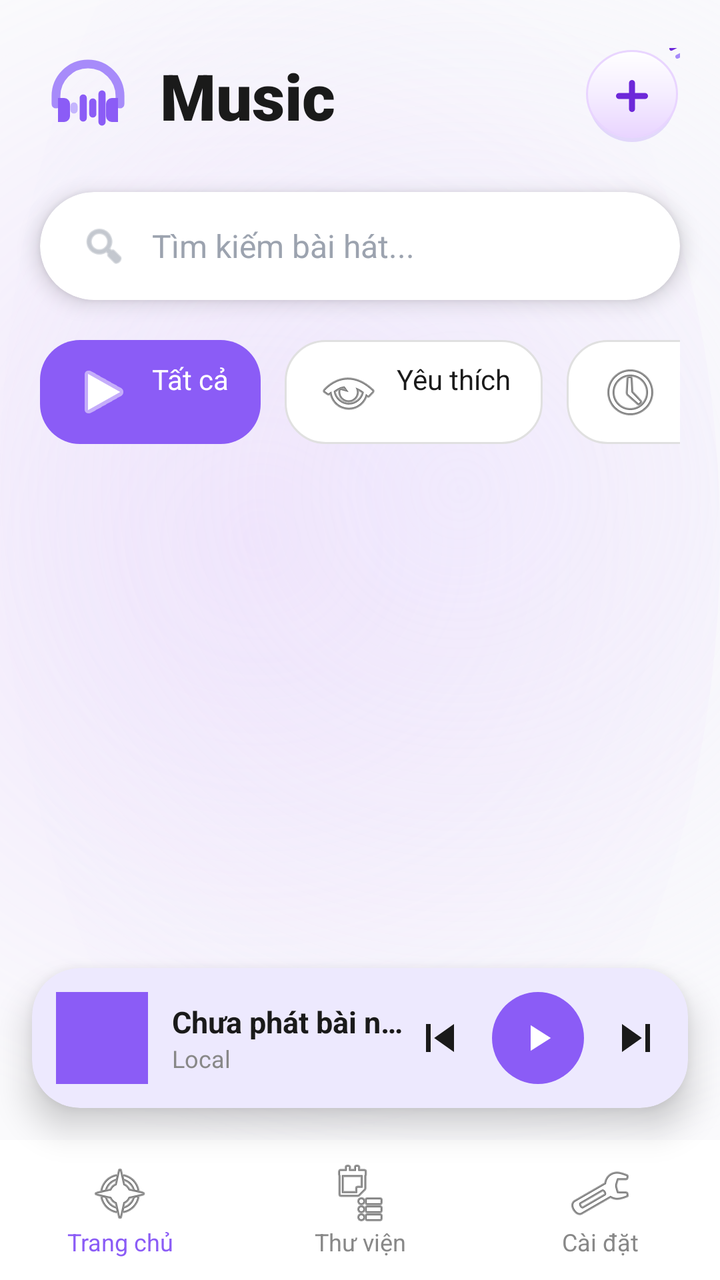
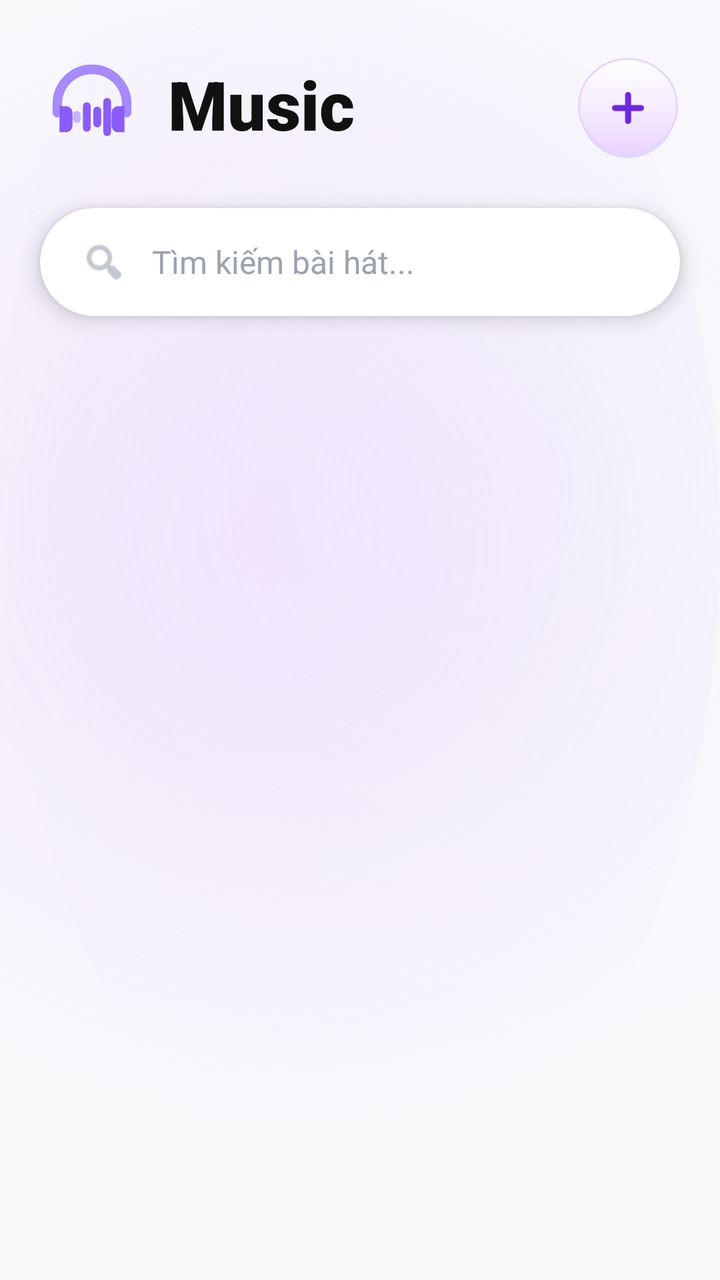

Screens rendered from an Android XML layout before and after an edit, with the pre-edit source and the edit as a unified diff.
<!-- AndroidManifest.xml: application theme Theme.LocalMusic -->
<!-- res/layout/activity_main.xml -->
<?xml version="1.0" encoding="utf-8"?>
<androidx.constraintlayout.widget.ConstraintLayout xmlns:android="http://schemas.android.com/apk/res/android"
    xmlns:app="http://schemas.android.com/apk/res-auto"
    android:layout_width="match_parent"
    android:layout_height="match_parent"
    android:background="@drawable/bg_gradient_header"> 

    
    <LinearLayout
        android:id="@+id/headerLayout"
        android:layout_width="match_parent"
        android:layout_height="wrap_content"
        android:gravity="center_vertical"
        android:orientation="horizontal"
        android:paddingHorizontal="20dp"
        android:paddingTop="24dp"
        android:paddingBottom="16dp"
        app:layout_constraintTop_toTopOf="parent">

        
        <ImageView
            android:layout_width="48dp"
            android:layout_height="48dp"
            android:src="@drawable/ic_logo_vector" />

        
        <TextView
            android:layout_width="0dp"
            android:layout_height="wrap_content"
            android:layout_marginStart="12dp"
            android:layout_weight="1"
            android:text="Music"
            android:textColor="#1A1A1A"
            android:textSize="32sp"
            android:fontFamily="sans-serif-black" />

        
        <FrameLayout
            android:layout_width="48dp"
            android:layout_height="48dp">
            
            <ImageButton
                android:id="@+id/btnAdd"
                android:layout_width="48dp"
                android:layout_height="48dp"
                android:background="@drawable/bg_btn_add"
                android:src="@drawable/ic_add_purple"
                app:tint="@null" />

            
            <ImageView
                android:layout_width="24dp"
                android:layout_height="24dp"
                android:layout_gravity="top|end"
                android:layout_marginTop="-4dp"
                android:layout_marginEnd="-4dp"
                android:src="@drawable/ic_sparkles" />
        </FrameLayout>
    </LinearLayout>

    
    <androidx.cardview.widget.CardView
        android:id="@+id/searchBar"
        android:layout_width="match_parent"
        android:layout_height="54dp"
        android:layout_marginHorizontal="20dp"
        android:layout_marginTop="8dp"
        app:cardCornerRadius="30dp"
        app:cardElevation="6dp"
        app:cardBackgroundColor="@color/white"
        app:cardUseCompatPadding="false"
        app:layout_constraintTop_toBottomOf="@id/headerLayout">

        <LinearLayout
            android:layout_width="match_parent"
            android:layout_height="match_parent"
            android:gravity="center_vertical"
            android:orientation="horizontal"
            android:paddingHorizontal="20dp">

            <ImageView
                android:layout_width="24dp"
                android:layout_height="24dp"
                android:src="@android:drawable/ic_menu_search"
                app:tint="#9CA3AF" />

            <EditText
                android:layout_width="match_parent"
                android:layout_height="match_parent"
                android:layout_marginStart="12dp"
                android:background="@null"
                android:hint="Tìm kiếm bài hát..."
                android:textColorHint="#9CA3AF"
                android:textSize="16sp"
                android:fontFamily="sans-serif" />
        </LinearLayout>
    </androidx.cardview.widget.CardView>

    
    <HorizontalScrollView
        android:id="@+id/categoriesLayout"
        android:layout_width="match_parent"
        android:layout_height="wrap_content"
        android:layout_marginTop="20dp"
        android:paddingHorizontal="20dp"
        android:scrollbars="none"
        app:layout_constraintTop_toBottomOf="@id/searchBar">

        <LinearLayout
            android:layout_width="wrap_content"
            android:layout_height="wrap_content"
            android:orientation="horizontal">

            
            <TextView
                android:layout_width="wrap_content"
                android:layout_height="wrap_content"
                android:background="@drawable/bg_category_active"
                android:drawableStart="@android:drawable/ic_media_play"
                android:drawablePadding="8dp"
                android:paddingHorizontal="16dp"
                android:paddingVertical="10dp"
                android:text="Tất cả"
                android:textColor="@color/white"
                app:drawableTint="@color/white" />

            
            <TextView
                android:layout_width="wrap_content"
                android:layout_height="wrap_content"
                android:layout_marginStart="12dp"
                android:background="@drawable/bg_category_inactive"
                android:drawableStart="@android:drawable/ic_menu_view"
                android:drawablePadding="8dp"
                android:paddingHorizontal="16dp"
                android:paddingVertical="10dp"
                android:text="Yêu thích"
                android:textColor="@color/text_black" />
                
            
            <TextView
                android:layout_width="wrap_content"
                android:layout_height="wrap_content"
                android:layout_marginStart="12dp"
                android:background="@drawable/bg_category_inactive"
                android:drawableStart="@android:drawable/ic_menu_recent_history"
                android:drawablePadding="8dp"
                android:paddingHorizontal="16dp"
                android:paddingVertical="10dp"
                android:text="Gần đây"
                android:textColor="@color/text_black" />
        </LinearLayout>
    </HorizontalScrollView>

    
    <androidx.recyclerview.widget.RecyclerView
        android:id="@+id/recyclerView"
        android:layout_width="match_parent"
        android:layout_height="0dp"
        android:layout_marginTop="12dp"
        app:layout_constraintBottom_toTopOf="@+id/miniPlayer"
        app:layout_constraintTop_toBottomOf="@id/categoriesLayout" />

    
    <androidx.cardview.widget.CardView
        android:id="@+id/miniPlayer"
        android:layout_width="match_parent"
        android:layout_height="70dp"
        android:layout_marginHorizontal="16dp"
        android:layout_marginBottom="16dp"
        app:cardCornerRadius="24dp"
        app:cardElevation="10dp"
        app:cardBackgroundColor="@color/purple_light"
        app:layout_constraintBottom_toTopOf="@+id/bottomNav">

        <LinearLayout
            android:layout_width="match_parent"
            android:layout_height="match_parent"
            android:gravity="center_vertical"
            android:orientation="horizontal"
            android:padding="12dp">

            <ImageView
                android:layout_width="46dp"
                android:layout_height="46dp"
                android:background="@color/purple_primary"
                android:scaleType="centerCrop" />

            <LinearLayout
                android:layout_width="0dp"
                android:layout_height="wrap_content"
                android:layout_marginStart="12dp"
                android:layout_weight="1"
                android:orientation="vertical">

                <TextView
                    android:id="@+id/tvNowPlaying"
                    android:layout_width="wrap_content"
                    android:layout_height="wrap_content"
                    android:text="Chưa phát bài nào"
                    android:textColor="@color/text_black"
                    android:textSize="15sp"
                    android:textStyle="bold"
                    android:maxLines="1"
                    android:ellipsize="end" />

                <TextView
                    android:layout_width="wrap_content"
                    android:layout_height="wrap_content"
                    android:text="Local"
                    android:textColor="@color/text_gray"
                    android:textSize="12sp" />
            </LinearLayout>

            <ImageView
                android:id="@+id/btnPrev"
                android:layout_width="28dp"
                android:layout_height="28dp"
                android:src="@drawable/ic_prev"
                app:tint="@color/text_black" />

            <ImageView
                android:id="@+id/btnPlayPause"
                android:layout_width="46dp"
                android:layout_height="46dp"
                android:layout_marginHorizontal="12dp"
                android:background="@drawable/bg_button_purple"
                android:padding="12dp"
                android:src="@drawable/ic_play"
                app:tint="@color/white" />

            <ImageView
                android:id="@+id/btnNext"
                android:layout_width="28dp"
                android:layout_height="28dp"
                android:src="@drawable/ic_next"
                app:tint="@color/text_black" />
        </LinearLayout>
    </androidx.cardview.widget.CardView>

    
    <LinearLayout
        android:id="@+id/bottomNav"
        android:layout_width="match_parent"
        android:layout_height="70dp"
        android:background="@color/white"
        android:gravity="center"
        android:orientation="horizontal"
        app:layout_constraintBottom_toBottomOf="parent">

        <TextView
            android:layout_width="0dp"
            android:layout_height="wrap_content"
            android:layout_weight="1"
            android:drawableTop="@android:drawable/ic_menu_compass"
            android:gravity="center"
            android:text="Trang chủ"
            android:textColor="@color/purple_primary"
            android:textSize="12sp" />

        <TextView
            android:layout_width="0dp"
            android:layout_height="wrap_content"
            android:layout_weight="1"
            android:drawableTop="@android:drawable/ic_menu_agenda"
            android:gravity="center"
            android:text="Thư viện"
            android:textColor="@color/text_gray"
            android:textSize="12sp" />

        <TextView
            android:layout_width="0dp"
            android:layout_height="wrap_content"
            android:layout_weight="1"
            android:drawableTop="@android:drawable/ic_menu_manage"
            android:gravity="center"
            android:text="Cài đặt"
            android:textColor="@color/text_gray"
            android:textSize="12sp" />
    </LinearLayout>

</androidx.constraintlayout.widget.ConstraintLayout>
<!-- resources referenced by this layout -->
<resources>
  <color name="purple_light">#EDE9FE</color>
  <color name="purple_primary">#8B5CF6</color>
  <color name="text_black">#1A1A1A</color>
  <color name="text_gray">#888888</color>
  <color name="white">#FFFFFF</color>
  <!-- drawable bg_button_purple (drawable) -->
  <shape xmlns:android="http://schemas.android.com/apk/res/android" android:shape="oval">
      <solid android:color="@color/purple_primary" />
  </shape>
  <!-- drawable bg_category_active (drawable) -->
  <shape xmlns:android="http://schemas.android.com/apk/res/android">
      <solid android:color="@color/purple_primary" />
      <corners android:radius="20dp" />
  </shape>
  <!-- drawable bg_category_inactive (drawable) -->
  <shape xmlns:android="http://schemas.android.com/apk/res/android">
      <solid android:color="@color/white" />
      <corners android:radius="20dp" />
      <stroke android:width="1dp" android:color="#E0E0E0" /> 
  </shape>
  <!-- drawable ic_add_purple (drawable) -->
  <vector xmlns:android="http://schemas.android.com/apk/res/android"
      android:width="24dp" android:height="24dp"
      android:viewportWidth="24" android:viewportHeight="24">
      <path
          android:pathData="M12,5.5 v13 M5.5,12 h13"
          android:strokeColor="#6D28D9"
          android:strokeWidth="3.0"
          android:strokeLineCap="round" />
  </vector>
  <!-- drawable ic_next (drawable) -->
  <vector xmlns:android="http://schemas.android.com/apk/res/android"
      android:width="24dp" android:height="24dp"
      android:viewportWidth="24" android:viewportHeight="24">
    <path android:fillColor="@android:color/black" android:pathData="M6,18l8.5,-6L6,6v12zM16,6v12h2V6h-2z"/>
  </vector>
  <!-- drawable ic_play (drawable) -->
  <vector xmlns:android="http://schemas.android.com/apk/res/android"
      android:width="24dp" android:height="24dp"
      android:viewportWidth="24" android:viewportHeight="24">
    <path android:fillColor="@android:color/white" android:pathData="M8,5v14l11,-7z"/>
  </vector>
  <!-- drawable ic_prev (drawable) -->
  <vector xmlns:android="http://schemas.android.com/apk/res/android"
      android:width="24dp" android:height="24dp"
      android:viewportWidth="24" android:viewportHeight="24">
    <path android:fillColor="@android:color/black" android:pathData="M6,6h2v12H6zM9.5,12l8.5,6V6z"/>
  </vector>
  <!-- drawable ic_sparkles (drawable) -->
  <vector xmlns:android="http://schemas.android.com/apk/res/android"
      android:width="24dp" android:height="24dp"
      android:viewportWidth="24" android:viewportHeight="24">
      <path android:pathData="M16,4 L20,2" android:strokeColor="#6D28D9" android:strokeWidth="2" android:strokeLineCap="round" />
      <path android:pathData="M19,8 L23,6" android:strokeColor="#A78BFA" android:strokeWidth="2" android:strokeLineCap="round" />
      <path android:pathData="M13,2 L15,1" android:strokeColor="#C4B5FD" android:strokeWidth="2" android:strokeLineCap="round" />
  </vector>
  <style name="Theme.LocalMusic" parent="Theme.Material3.Light.NoActionBar">
          <item name="android:statusBarColor">@color/white</item>
          <item name="android:windowLightStatusBar">true</item> 
          <item name="android:windowSplashScreenBackground">#000000</item>
          <item name="android:windowSplashScreenAnimatedIcon">@drawable/logo</item>
      </style>
  <!-- unchanged entries left out for length: 4 -->
</resources>

<!-- the commit's change to res/layout/activity_main.xml (unified diff, before → after) -->
@@ -3,7 +3,7 @@
     xmlns:app="http://schemas.android.com/apk/res-auto"
     android:layout_width="match_parent"
     android:layout_height="match_parent"
-    android:background="@drawable/bg_gradient_header"> 
+    android:background="@drawable/bg_gradient_header">
 
     
     <LinearLayout
@@ -19,8 +19,8 @@
 
         
         <ImageView
-            android:layout_width="48dp"
-            android:layout_height="48dp"
+            android:layout_width="52dp"
+            android:layout_height="52dp"
             android:src="@drawable/ic_logo_vector" />
 
         
@@ -30,32 +30,37 @@
             android:layout_marginStart="12dp"
             android:layout_weight="1"
             android:text="Music"
-            android:textColor="#1A1A1A"
-            android:textSize="32sp"
+            android:textColor="#111111"
+            android:textSize="34sp"
             android:fontFamily="sans-serif-black" />
 
         
-        <FrameLayout
-            android:layout_width="48dp"
-            android:layout_height="48dp">
+        <androidx.constraintlayout.widget.ConstraintLayout
+            android:layout_width="56dp"
+            android:layout_height="56dp">
+
             
             <ImageButton
                 android:id="@+id/btnAdd"
-                android:layout_width="48dp"
-                android:layout_height="48dp"
+                android:layout_width="52dp"
+                android:layout_height="52dp"
                 android:background="@drawable/bg_btn_add"
                 android:src="@drawable/ic_add_purple"
-                app:tint="@null" />
+                app:tint="@null"
+                app:layout_constraintBottom_toBottomOf="parent"
+                app:layout_constraintEnd_toEndOf="parent" />
 
             
             <ImageView
-                android:layout_width="24dp"
-                android:layout_height="24dp"
-                android:layout_gravity="top|end"
-                android:layout_marginTop="-4dp"
-                android:layout_marginEnd="-4dp"
-                android:src="@drawable/ic_sparkles" />
-        </FrameLayout>
+                android:layout_width="28dp"
+                android:layout_height="28dp"
+                android:src="@drawable/ic_sparkles"
+                android:translationX="12dp"
+                android:translationY="-8dp"
+                app:layout_constraintEnd_toEndOf="@id/btnAdd"
+                app:layout_constraintTop_toTopOf="@id/btnAdd" />
+        </androidx.constraintlayout.widget.ConstraintLayout>
+
     </LinearLayout>
 
     
@@ -97,186 +102,6 @@
     </androidx.cardview.widget.CardView>
 
     
-    <HorizontalScrollView
-        android:id="@+id/categoriesLayout"
-        android:layout_width="match_parent"
-        android:layout_height="wrap_content"
-        android:layout_marginTop="20dp"
-        android:paddingHorizontal="20dp"
-        android:scrollbars="none"
-        app:layout_constraintTop_toBottomOf="@id/searchBar">
-
-        <LinearLayout
-            android:layout_width="wrap_content"
-            android:layout_height="wrap_content"
-            android:orientation="horizontal">
-
-            
-            <TextView
-                android:layout_width="wrap_content"
-                android:layout_height="wrap_content"
-                android:background="@drawable/bg_category_active"
-                android:drawableStart="@android:drawable/ic_media_play"
-                android:drawablePadding="8dp"
-                android:paddingHorizontal="16dp"
-                android:paddingVertical="10dp"
-                android:text="Tất cả"
-                android:textColor="@color/white"
-                app:drawableTint="@color/white" />
-
-            
-            <TextView
-                android:layout_width="wrap_content"
-                android:layout_height="wrap_content"
-                android:layout_marginStart="12dp"
-                android:background="@drawable/bg_category_inactive"
-                android:drawableStart="@android:drawable/ic_menu_view"
-                android:drawablePadding="8dp"
-                android:paddingHorizontal="16dp"
-                android:paddingVertical="10dp"
-                android:text="Yêu thích"
-                android:textColor="@color/text_black" />
-                
-            
-            <TextView
-                android:layout_width="wrap_content"
-                android:layout_height="wrap_content"
-                android:layout_marginStart="12dp"
-                android:background="@drawable/bg_category_inactive"
-                android:drawableStart="@android:drawable/ic_menu_recent_history"
-                android:drawablePadding="8dp"
-                android:paddingHorizontal="16dp"
-                android:paddingVertical="10dp"
-                android:text="Gần đây"
-                android:textColor="@color/text_black" />
-        </LinearLayout>
-    </HorizontalScrollView>
-
     
-    <androidx.recyclerview.widget.RecyclerView
-        android:id="@+id/recyclerView"
-        android:layout_width="match_parent"
-        android:layout_height="0dp"
-        android:layout_marginTop="12dp"
-        app:layout_constraintBottom_toTopOf="@+id/miniPlayer"
-        app:layout_constraintTop_toBottomOf="@id/categoriesLayout" />
-
-    
-    <androidx.cardview.widget.CardView
-        android:id="@+id/miniPlayer"
-        android:layout_width="match_parent"
-        android:layout_height="70dp"
-        android:layout_marginHorizontal="16dp"
-        android:layout_marginBottom="16dp"
-        app:cardCornerRadius="24dp"
-        app:cardElevation="10dp"
-        app:cardBackgroundColor="@color/purple_light"
-        app:layout_constraintBottom_toTopOf="@+id/bottomNav">
-
-        <LinearLayout
-            android:layout_width="match_parent"
-            android:layout_height="match_parent"
-            android:gravity="center_vertical"
-            android:orientation="horizontal"
-            android:padding="12dp">
-
-            <ImageView
-                android:layout_width="46dp"
-                android:layout_height="46dp"
-                android:background="@color/purple_primary"
-                android:scaleType="centerCrop" />
-
-            <LinearLayout
-                android:layout_width="0dp"
-                android:layout_height="wrap_content"
-                android:layout_marginStart="12dp"
-                android:layout_weight="1"
-                android:orientation="vertical">
-
-                <TextView
-                    android:id="@+id/tvNowPlaying"
-                    android:layout_width="wrap_content"
-                    android:layout_height="wrap_content"
-                    android:text="Chưa phát bài nào"
-                    android:textColor="@color/text_black"
-                    android:textSize="15sp"
-                    android:textStyle="bold"
-                    android:maxLines="1"
-                    android:ellipsize="end" />
-
-                <TextView
-                    android:layout_width="wrap_content"
-                    android:layout_height="wrap_content"
-                    android:text="Local"
-                    android:textColor="@color/text_gray"
-                    android:textSize="12sp" />
-            </LinearLayout>
-
-            <ImageView
-                android:id="@+id/btnPrev"
-                android:layout_width="28dp"
-                android:layout_height="28dp"
-                android:src="@drawable/ic_prev"
-                app:tint="@color/text_black" />
-
-            <ImageView
-                android:id="@+id/btnPlayPause"
-                android:layout_width="46dp"
-                android:layout_height="46dp"
-                android:layout_marginHorizontal="12dp"
-                android:background="@drawable/bg_button_purple"
-                android:padding="12dp"
-                android:src="@drawable/ic_play"
-                app:tint="@color/white" />
-
-            <ImageView
-                android:id="@+id/btnNext"
-                android:layout_width="28dp"
-                android:layout_height="28dp"
-                android:src="@drawable/ic_next"
-                app:tint="@color/text_black" />
-        </LinearLayout>
-    </androidx.cardview.widget.CardView>
-
-    
-    <LinearLayout
-        android:id="@+id/bottomNav"
-        android:layout_width="match_parent"
-        android:layout_height="70dp"
-        android:background="@color/white"
-        android:gravity="center"
-        android:orientation="horizontal"
-        app:layout_constraintBottom_toBottomOf="parent">
-
-        <TextView
-            android:layout_width="0dp"
-            android:layout_height="wrap_content"
-            android:layout_weight="1"
-            android:drawableTop="@android:drawable/ic_menu_compass"
-            android:gravity="center"
-            android:text="Trang chủ"
-            android:textColor="@color/purple_primary"
-            android:textSize="12sp" />
-
-        <TextView
-            android:layout_width="0dp"
-            android:layout_height="wrap_content"
-            android:layout_weight="1"
-            android:drawableTop="@android:drawable/ic_menu_agenda"
-            android:gravity="center"
-            android:text="Thư viện"
-            android:textColor="@color/text_gray"
-            android:textSize="12sp" />
-
-        <TextView
-            android:layout_width="0dp"
-            android:layout_height="wrap_content"
-            android:layout_weight="1"
-            android:drawableTop="@android:drawable/ic_menu_manage"
-            android:gravity="center"
-            android:text="Cài đặt"
-            android:textColor="@color/text_gray"
-            android:textSize="12sp" />
-    </LinearLayout>
 
 </androidx.constraintlayout.widget.ConstraintLayout>
<!-- resource entries referenced after the edit -->
@@ -1,25 +1,6 @@
 <!-- resources referenced by this layout -->
 <resources>
-  <color name="purple_light">#EDE9FE</color>
-  <color name="purple_primary">#8B5CF6</color>
-  <color name="text_black">#1A1A1A</color>
-  <color name="text_gray">#888888</color>
   <color name="white">#FFFFFF</color>
-  <!-- drawable bg_button_purple (drawable) -->
-  <shape xmlns:android="http://schemas.android.com/apk/res/android" android:shape="oval">
-      <solid android:color="@color/purple_primary" />
-  </shape>
-  <!-- drawable bg_category_active (drawable) -->
-  <shape xmlns:android="http://schemas.android.com/apk/res/android">
-      <solid android:color="@color/purple_primary" />
-      <corners android:radius="20dp" />
-  </shape>
-  <!-- drawable bg_category_inactive (drawable) -->
-  <shape xmlns:android="http://schemas.android.com/apk/res/android">
-      <solid android:color="@color/white" />
-      <corners android:radius="20dp" />
-      <stroke android:width="1dp" android:color="#E0E0E0" /> 
-  </shape>
   <!-- drawable ic_add_purple (drawable) -->
   <vector xmlns:android="http://schemas.android.com/apk/res/android"
       android:width="24dp" android:height="24dp"
@@ -29,24 +10,6 @@
           android:strokeColor="#6D28D9"
           android:strokeWidth="3.0"
           android:strokeLineCap="round" />
-  </vector>
-  <!-- drawable ic_next (drawable) -->
-  <vector xmlns:android="http://schemas.android.com/apk/res/android"
-      android:width="24dp" android:height="24dp"
-      android:viewportWidth="24" android:viewportHeight="24">
-    <path android:fillColor="@android:color/black" android:pathData="M6,18l8.5,-6L6,6v12zM16,6v12h2V6h-2z"/>
-  </vector>
-  <!-- drawable ic_play (drawable) -->
-  <vector xmlns:android="http://schemas.android.com/apk/res/android"
-      android:width="24dp" android:height="24dp"
-      android:viewportWidth="24" android:viewportHeight="24">
-    <path android:fillColor="@android:color/white" android:pathData="M8,5v14l11,-7z"/>
-  </vector>
-  <!-- drawable ic_prev (drawable) -->
-  <vector xmlns:android="http://schemas.android.com/apk/res/android"
-      android:width="24dp" android:height="24dp"
-      android:viewportWidth="24" android:viewportHeight="24">
-    <path android:fillColor="@android:color/black" android:pathData="M6,6h2v12H6zM9.5,12l8.5,6V6z"/>
   </vector>
   <!-- drawable ic_sparkles (drawable) -->
   <vector xmlns:android="http://schemas.android.com/apk/res/android"
